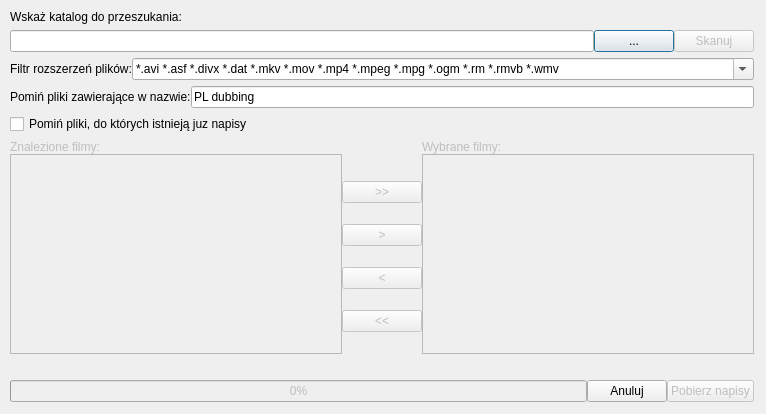
This is ui/frmscan.ui in QNapi/qnapi as Qt 5 draws it before an edit. The edited form follows.
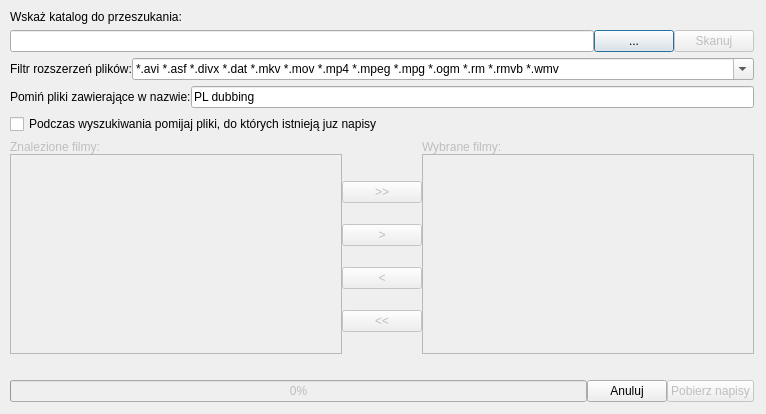
This is the edited form. Icons and pictures are not drawn. Custom widgets are drawn as their Qt base class.

Commit message: Zmiana tekstu checkboxa odpowiadajacego za pomijanie filmow, do ktorych istnieja napisy

Diff of the .ui file:
```diff
--- a/ui/frmscan.ui
+++ b/ui/frmscan.ui
@@ -325,7 +325,7 @@
     <item row="4" column="0" >
      <widget class="QCheckBox" name="cbSkipIfSubtitlesExists" >
       <property name="text" >
-       <string>Pomiń pliki, do których istnieją juz napisy</string>
+       <string>Podczas wyszukiwania pomijaj pliki, do których istnieją juz napisy</string>
       </property>
      </widget>
     </item>
```
